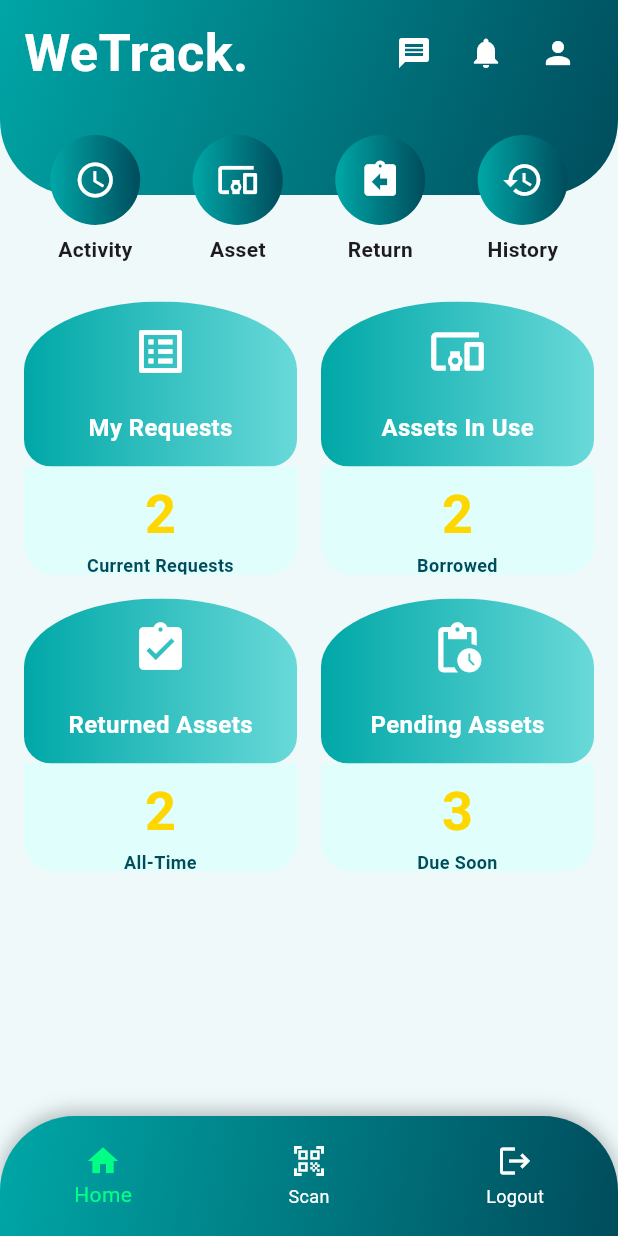
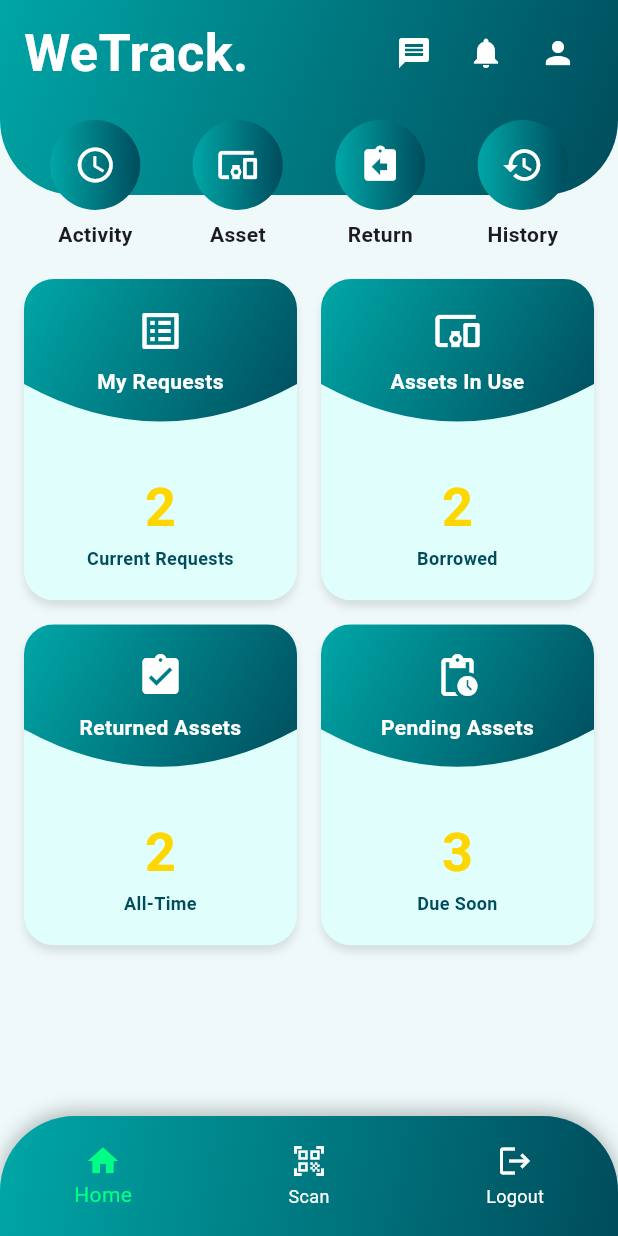
Before and after one commit to adlinaroslan/wetrack, a Flutter app: the HomePage screen opened by its route, on a phone screen of 412 x 824 dp. Run offline on Flutter 3.47's test engine with Material 3 defaults, Android fonts, the phone set to English and light mode, and no system bars; our stand-ins replace cloud_firestore, firebase_auth, firebase_core, firebase_storage, fl_chart, image_picker and 1 more; missing offline and left inert: mobile_scanner; accounts and stored records are empty.

Commit message:
user home /

```diff
--- a/lib/screens/user/user_homepage.dart
+++ b/lib/screens/user/user_homepage.dart
@@ -77,38 +77,29 @@ class _HomePageState extends State<HomePage> {
   Widget build(BuildContext context) {
     return Scaffold(
       backgroundColor: const Color(0xFFEFF9F9),
-
-      // ▶ FIXED: bottomNavigationBar moved outside Stack
       bottomNavigationBar: _buildBottomNav(context),
-
       body: Stack(
         children: [
           _buildTopBackground(),
           SafeArea(
-            child: LayoutBuilder(
-              builder: (context, constraints) {
-                final bottomPadding =
-                    MediaQuery.of(context).padding.bottom + 90;
-
-                return SingleChildScrollView(
-                  padding: EdgeInsets.fromLTRB(16, 10, 16, bottomPadding),
-                  child: ConstrainedBox(
-                    constraints: BoxConstraints(
-                      minHeight: constraints.maxHeight, // ← prevents overflow
-                    ),
+            // Added padding bottom to avoid overlap with the floating nav bar
+            child: Padding(
+              padding: const EdgeInsets.fromLTRB(16, 10, 16, 90),
               child: Column(
                 crossAxisAlignment: CrossAxisAlignment.start,
                 children: [
                   _buildAppBar(context),
-                        const SizedBox(height: 30),
+                  const SizedBox(height: 20),
                   _buildIconRow(context),
-                        const SizedBox(height: 25),
-                        _buildGridCards(context),
+                  const SizedBox(height: 20), // Reduced gap slightly
+
+                  // Expanded forces the Grid to take ONLY the remaining space
+                  // preventing the page from needing to scroll.
+                  Expanded(
+                    child: _buildGridCards(context),
+                  ),
                 ],
               ),
-                  ),
-                );
-              },
             ),
           ),
         ],
@@ -259,14 +250,18 @@ class _HomePageState extends State<HomePage> {
     );
   }
 
-  // 🟩 GRID CARDS
+  // 🟩 GRID CARDS (Adjusted for fixed page)
   Widget _buildGridCards(BuildContext context) {
     return GridView.count(
       crossAxisCount: 2,
-      shrinkWrap: true,
-      physics: const NeverScrollableScrollPhysics(),
+      // Allows the grid to scroll internally IF the phone is very small,
+      // but keeps the main page static.
+      physics: const ClampingScrollPhysics(),
       crossAxisSpacing: 16,
       mainAxisSpacing: 16,
+
+      childAspectRatio: 0.85,
+
       children: [
         _buildCard(context, "My Requests", Icons.list_alt, "2 Current Requests",
             const UserMyRequestsPage()),
@@ -280,55 +275,91 @@ class _HomePageState extends State<HomePage> {
     );
   }
 
-  // 🟦 CARD BUILDER (FIXED)
+  // 🟦 CARD BUILDER (SMOOTH CURVE VERSION)
   Widget _buildCard(BuildContext context, String title, IconData icon,
       String subtitle, Widget page) {
     return GestureDetector(
       onTap: () =>
           Navigator.push(context, MaterialPageRoute(builder: (_) => page)),
       child: Container(
+        // Shadow and Border Radius for the whole card
         decoration: BoxDecoration(
           borderRadius: BorderRadius.circular(20),
+          boxShadow: [
+            BoxShadow(
+                color: Colors.black.withOpacity(0.1),
+                blurRadius: 4,
+                offset: const Offset(0, 4))
+          ],
         ),
         child: ClipRRect(
           borderRadius: BorderRadius.circular(20),
-          child: Column(
+          child: Stack(
             children: [
-              // top curved gradient
-              Container(
-                height: 110,
-                width: double.infinity,
+              // LAYER 1: Background Color (Light Blue)
+              // This fills the entire card behind everything
+              Container(color: const Color.fromARGB(255, 224, 255, 252)),
+
+              // LAYER 2: The Curved Header
+              Positioned(
+                top: 0,
+                left: 0,
+                right: 0,
+                height: 100, // Fixed height for the curve area
+                child: ClipPath(
+                  clipper: CurveClipper(), // <--- USES THE NEW CLASS
+                  child: Container(
                     decoration: const BoxDecoration(
                       gradient: LinearGradient(
-                    colors: [Color(0xFF00A7A7), Color(0xFF69D9D9)],
-                  ),
-                  borderRadius: BorderRadius.only(
-                    topLeft: Radius.elliptical(200, 100),
-                    topRight: Radius.elliptical(200, 100),
-                    bottomLeft: Radius.circular(40),
-                    bottomRight: Radius.circular(40),
+                        colors: [Color(0xFF00A7A7), Color(0xFF004C5C)],
+                        begin: Alignment.topLeft,
+                        end: Alignment.bottomRight,
                       ),
                     ),
+                  ),
+                ),
+              ),
+
+              // LAYER 3: The Content (Icon & Text)
+              // We use a Column with Expanded to arrange items safely
+              Column(
+                children: [
+                  // Top Half (Over the gradient)
+                  Expanded(
+                    flex: 5,
                     child: Column(
                       mainAxisAlignment: MainAxisAlignment.center,
                       children: [
-                    Icon(icon, color: Colors.white, size: 38),
-                    const SizedBox(height: 20),
-                    Text(title,
+                        Icon(icon, color: Colors.white, size: 32),
+                        const SizedBox(height: 8),
+                        Padding(
+                          padding: const EdgeInsets.symmetric(horizontal: 4.0),
+                          child: Text(
+                            title,
+                            textAlign: TextAlign.center,
                             style: const TextStyle(
                               color: Colors.white,
                               fontWeight: FontWeight.bold,
-                            fontSize: 16)),
+                              fontSize: 14,
+                            ),
+                          ),
+                        ),
                       ],
                     ),
                   ),
 
-              Container(
-                height: 80, // bigger
+                  // Bottom Half (Over the light blue)
+                  Expanded(
+                    flex: 6,
+                    child: Container(
+                      alignment: Alignment.center,
                       width: double.infinity,
-                color: const Color.fromARGB(255, 224, 255, 252),
-                alignment: Alignment.center,
+                      padding: const EdgeInsets.only(
+                          top: 10), // Push text down slightly
                       child: _styledSubtitleVertical(subtitle),
+                    ),
+                  ),
+                ],
               ),
             ],
           ),
@@ -417,3 +448,28 @@ class _HomePageState extends State<HomePage> {
     );
   }
 }
+
+class CurveClipper extends CustomClipper<Path> {
+  @override
+  Path getClip(Size size) {
+    var path = Path();
+    // 1. Start at top-left
+    path.lineTo(0, size.height - 30);
+
+    // 2. Draw the curve (Control Point, End Point)
+    // The control point pulls the line downwards to create the curve
+    var controlPoint = Offset(size.width / 2, size.height + 20);
+    var endPoint = Offset(size.width, size.height - 30);
+
+    path.quadraticBezierTo(
+        controlPoint.dx, controlPoint.dy, endPoint.dx, endPoint.dy);
+
+    // 3. Finish the path
+    path.lineTo(size.width, 0);
+    path.close();
+    return path;
+  }
+
+  @override
+  bool shouldReclip(CustomClipper<Path> oldClipper) => false;
+}
```
Lines whose indentation alone changed are shown as unchanged.
